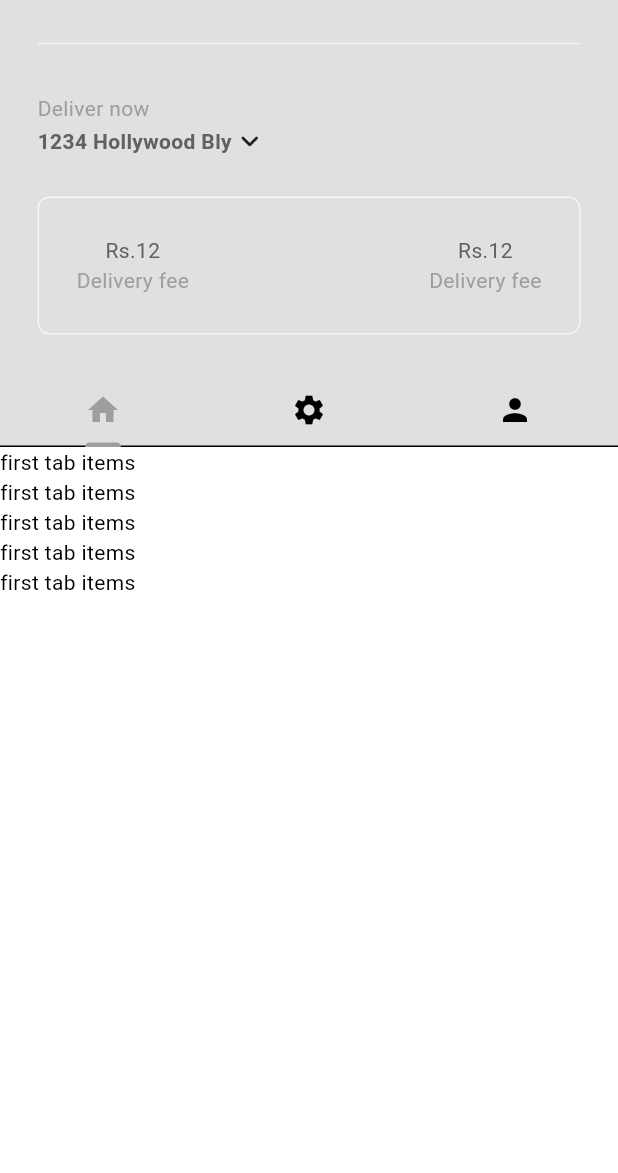
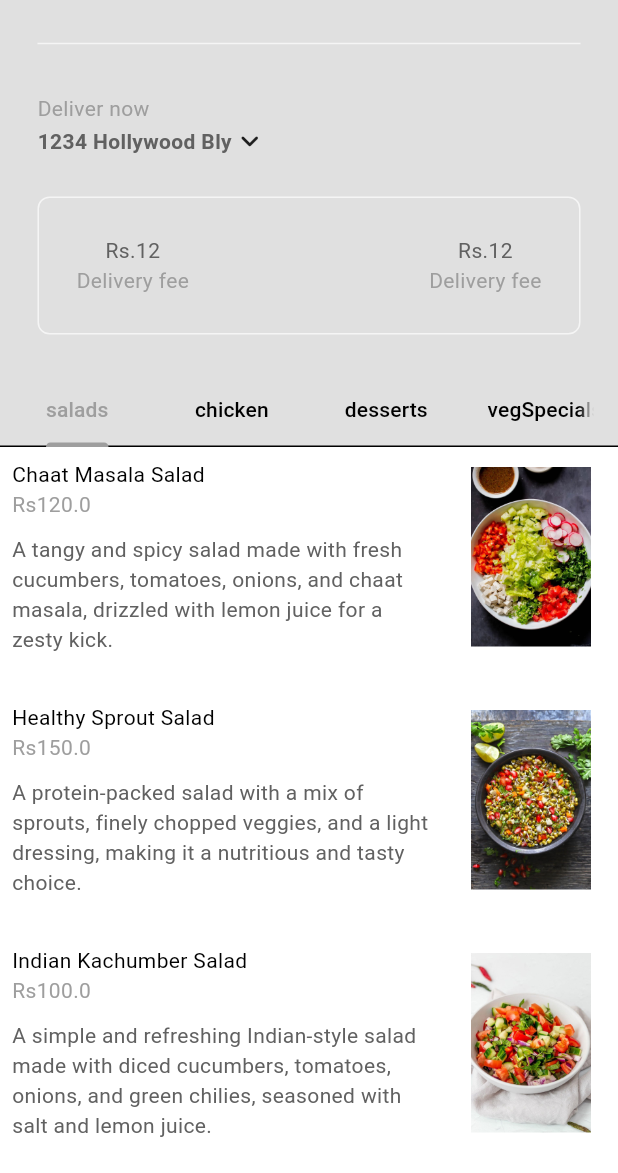
Before and after one commit to Jenicabsarasam/FoodDeliveryApp, a Flutter app: the screen it shows after launch, after a tap on "Sign In", on a phone screen of 412 x 824 dp, the part 63-1236 px from its top. Run offline on Flutter 3.47's test engine with Material 3 defaults, Android fonts, the phone set to English and light mode, and no system bars.

Commit message:
Food page ready

```diff
--- /dev/null
+++ b/lib/components/my_food_tile.dart
@@ -0,0 +1,58 @@
+import 'package:flutter/material.dart';
+import 'package:food_delivery/models/food.dart';
+class FoodTile extends StatelessWidget {
+  final Food food;
+  final void Function()?onTap;
+  const FoodTile({
+    super.key,
+    required this.food,
+    required this.onTap,
+    });
+
+  @override
+  Widget build(BuildContext context) {
+    return Column(
+      children: [
+        GestureDetector(
+          onTap: onTap,
+          child: Padding(
+            padding: const EdgeInsets.all(8.0),
+            child: Row(children: [
+              //text food details
+              Expanded(
+                child:Column(
+                  crossAxisAlignment: CrossAxisAlignment.start,
+                  children: [
+                    Text(food.name),
+                    Text('Rs'+ food.price.toString(),style: TextStyle(color: Theme.of(context).colorScheme.primary,
+                    ),
+                  ),
+                    const SizedBox(height: 10),
+                    Text(
+                      food.description,
+                      style: TextStyle(
+                        color: Theme.of(context).colorScheme.inversePrimary,
+                      ),
+                      ),
+                  ],
+                )
+              ),
+              const SizedBox(width: 15),
+              ClipRRect(
+                borderRadius: BorderRadius.circular(8),
+                child: Image.asset(food.imagePath,height: 120,width: 100),
+                ),
+              ],
+            ),
+          ),
+        ),
+        //divider line
+        Divider(
+          color: Theme.of(context).colorScheme.tertiary,
+          endIndent: 25,
+          indent: 25,
+        )
+      ],
+    );
+  }
+}
--- a/lib/components/my_tab_bar.dart
+++ b/lib/components/my_tab_bar.dart
@@ -1,4 +1,6 @@
+import 'package:flutter/foundation.dart';
 import 'package:flutter/material.dart';
+import 'package:food_delivery/models/food.dart';
 class MyTabBar extends StatelessWidget {
   final TabController tabController;
   const MyTabBar({
@@ -6,25 +8,19 @@ class MyTabBar extends StatelessWidget {
     required this.tabController,
     });
 
+  List<Tab> _buildCategoryTabs(){
+    return FoodCategory.values.map((category){
+      return Tab(
+        text: category.toString().split('.').last,
+      );
+    }).toList();
+  }
   @override
   Widget build(BuildContext context) {
     return Container(
       child: TabBar(
         controller: tabController,
-        tabs: [
-        //1 st tab
-        Tab(
-          icon: Icon(Icons.home),
-        ),
-        //2 nd tab
-        Tab(
-          icon: Icon(Icons.settings),
-        ),
-        //3 rd tab
-        Tab(
-          icon: Icon(Icons.person),
-        ),
-        ],
+        tabs: _buildCategoryTabs(),
       ),
     );
   }
--- a/lib/main.dart
+++ b/lib/main.dart
@@ -1,16 +1,21 @@
 import 'package:flutter/material.dart';
 import 'package:food_delivery/auth/login_or_register.dart';
+import 'package:food_delivery/models/restaurant.dart';
 import 'package:food_delivery/themes/theme_provider.dart';
 import 'package:provider/provider.dart';
 
 
 void main() {
   runApp(
-    ChangeNotifierProvider(
-      create: (context) => ThemeProvider(),
-      child: const MyApp(),
-      )
-    );
+    MultiProvider(providers:[
+    //theme provider
+    ChangeNotifierProvider(create: (context)=>ThemeProvider()),
+    //restaurant provider
+    ChangeNotifierProvider(create: (context)=>Restaurant()),
+  ],
+  child: const MyApp(),
+    ),
+  );
 }
 
 class MyApp extends StatelessWidget {
--- a/lib/models/food.dart
+++ b/lib/models/food.dart
@@ -18,11 +18,11 @@ class Food {
 }
 //food categories
 enum FoodCategory{
-  biriyani,
+ // biriyani,
   salads,
   chicken,
   desserts,
-  vegOptions,
+  vegSpecials,
 }
 //food addons
 class Addon{
--- a/lib/models/restaurant.dart
+++ b/lib/models/restaurant.dart
@@ -1,8 +1,10 @@
+import 'package:flutter/material.dart';
+
 import 'food.dart';
-class Restaurant{
-  List<Food> foodMenu = [
+class Restaurant extends ChangeNotifier{
+  final List<Food> _menu = [
     //biriyani
-    Food(
+   /* Food(
       name: "Authentic Chicken Dum Biriyani",
       description:
           "A traditional and aromatic biriyani made with long-grain basmati rice, succulent chicken, and a blend of rich spices, slow-cooked to perfection in the dum style.",
@@ -64,6 +66,7 @@ class Restaurant{
         Addon(name: "Extra Mutton Piece", price: 50),
       ],
     ),
+  */
     //chicken
   Food(
     name: "Alfam Chicken",
@@ -93,7 +96,7 @@ class Restaurant{
     name: "Chicken Korma",
     description:
         "A rich and creamy chicken curry, slow-cooked with yogurt, nuts, and aromatic spices, perfect with naan or rice.",
-    imagePath: "lib/images/chicken/chicken korma.png",
+    imagePath: "lib/images/chicken/Chicken Korma.jpeg",
     category: FoodCategory.chicken,
     price: 250,
     availableAddons: [
@@ -131,7 +134,7 @@ class Restaurant{
     name: "Banana Split Milkshake",
     description:
         "A creamy and delicious milkshake made with fresh bananas, vanilla ice cream, and chocolate syrup, topped with whipped cream and cherries.",
-    imagePath: "lib/images/dessert/Banana split milkshakes.png",
+    imagePath: "lib/images/dessert/Banana Split Milkshakes.jpeg",
     category: FoodCategory.desserts,
     price: 150,
     availableAddons: [
@@ -143,7 +146,7 @@ class Restaurant{
     name: "Chocolate Cake with Strawberry Filling",
     description:
         "A rich and moist chocolate cake layered with a luscious strawberry filling, topped with a glossy chocolate ganache.",
-    imagePath: "lib/images/dessert/Chocolate cake with Strawberry Filling.png",
+    imagePath: "lib/images/dessert/Chocolate Cake with Strawberry Filling.jpeg",
     category: FoodCategory.desserts,
     price: 280,
     availableAddons: [
@@ -155,7 +158,7 @@ class Restaurant{
     name: "Fruit Custard",
     description:
         "A refreshing and creamy dessert made with chilled custard and a mix of fresh seasonal fruits, lightly sweetened and flavorful.",
-    imagePath: "lib/images/dessert/Fruit Castard.png",
+    imagePath: "lib/images/dessert/Fruit Custard.jpeg",
     category: FoodCategory.desserts,
     price: 180,
     availableAddons: [
@@ -167,7 +170,7 @@ class Restaurant{
     name: "Gulab Jamun",
     description:
         "Soft and spongy deep-fried milk dumplings soaked in aromatic sugar syrup, served warm for a delightful treat.",
-    imagePath: "lib/images/dessert/Gulab Jamun.png",
+    imagePath: "lib/images/dessert/Gulab Jamun.jpeg",
     category: FoodCategory.desserts,
     price: 120,
     availableAddons: [
@@ -179,7 +182,7 @@ class Restaurant{
     name: "Orange Juice",
     description:
         "A fresh and revitalizing drink made with hand-squeezed oranges, packed with vitamin C and natural sweetness.",
-    imagePath: "lib/images/dessert/Orange juice.png",
+    imagePath: "lib/images/dessert/Orange juice.jpeg",
     category: FoodCategory.desserts,
     price: 100,
     availableAddons: [
@@ -255,7 +258,7 @@ class Restaurant{
     description:
         "Crispy cauliflower florets tossed in a spicy and tangy Indo-Chinese sauce, garnished with spring onions.",
     imagePath: "lib/images/vegOptions/gobi manchurian.jpeg",
-    category: FoodCategory.vegOptions,
+    category: FoodCategory.vegSpecials,
     price: 180,
     availableAddons: [
       Addon(name: "Extra Sauce", price: 20),
@@ -267,7 +270,7 @@ class Restaurant{
     description:
         "A simple yet flavorful North Indian dish made with potatoes sautéed in cumin seeds and spices, served hot.",
     imagePath: "lib/images/vegOptions/Jeera Aloo.jpeg",
-    category: FoodCategory.vegOptions,
+    category: FoodCategory.vegSpecials,
     price: 150,
     availableAddons: [
       Addon(name: "Extra Ghee", price: 20),
@@ -279,7 +282,7 @@ class Restaurant{
     description:
         "A crispy South Indian dosa filled with spiced potato masala, served with coconut chutney and sambar.",
     imagePath: "lib/images/vegOptions/masala dosa.jpeg",
-    category: FoodCategory.vegOptions,
+    category: FoodCategory.vegSpecials,
     price: 120,
     availableAddons: [
       Addon(name: "Extra Sambar", price: 15),
@@ -291,7 +294,7 @@ class Restaurant{
     description:
         "A rich and creamy North Indian curry made with paneer cubes in a buttery tomato-based gravy, infused with aromatic spices.",
     imagePath: "lib/images/vegOptions/Paneer Butter Masala.jpeg",
-    category: FoodCategory.vegOptions,
+    category: FoodCategory.vegSpecials,
     price: 220,
     availableAddons: [
       Addon(name: "Extra Butter", price: 25),
@@ -303,24 +306,32 @@ class Restaurant{
     description:
         "A popular Mumbai street food dish made with a spicy mashed vegetable curry served with butter-toasted pav (bread rolls).",
     imagePath: "lib/images/vegOptions/Pav Bhaji.jpeg",
-    category: FoodCategory.vegOptions,
+    category: FoodCategory.vegSpecials,
     price: 140,
     availableAddons: [
       Addon(name: "Extra Butter", price: 20),
       Addon(name: "Extra Pav", price: 15),
     ],
   ),
+  ];
   /* Getters
 
 
   */
+  List<Food> get menu =>_menu;
   /* operations
 
   */
+  //add to cart
+  //remove from cart
+  //get total price of cart
+  //get total number of items in cart
+  //clear cart
   /* Helpers
 
 
   */
+  //generate a receipt
 
-  ];
+
 }
--- a/lib/pages/home_page.dart
+++ b/lib/pages/home_page.dart
@@ -2,8 +2,13 @@ import 'package:flutter/material.dart';
 import 'package:food_delivery/components/my_current_location.dart';
 import 'package:food_delivery/components/my_description_box.dart';
 import 'package:food_delivery/components/my_drawer.dart';
+import 'package:food_delivery/components/my_food_tile.dart';
 import 'package:food_delivery/components/my_silver_app_bar.dart';
 import 'package:food_delivery/components/my_tab_bar.dart';
+import 'package:food_delivery/models/food.dart';
+import 'package:food_delivery/models/restaurant.dart';
+import 'package:food_delivery/pages/food_page.dart';
+import 'package:provider/provider.dart';
 
 class HomePage extends StatefulWidget {
   const HomePage({super.key});
@@ -19,18 +24,44 @@ class _HomePageState extends State<HomePage> with SingleTickerProviderStateMixin
   @override
   void initState(){
     super.initState();
-    _tabController=TabController(length: 3, vsync: this);
+    _tabController=TabController(length: FoodCategory.values.length, vsync: this);
   }
   @override
   void dispose(){
     _tabController.dispose();
     super.dispose();
   }
+  List<Food> _fillerMenuByCategory(FoodCategory category,List<Food> fullMenu){
+    return fullMenu.where((food)=>food.category==category).toList();
+  }
+  //return list of foods in given category
+  List<Widget> getFoodInThisCategory(List<Food> fullMenu){
+    return FoodCategory.values.map((category){
+      List <Food> categoryMenu=_fillerMenuByCategory(category, fullMenu);
+      return ListView.builder(
+        itemCount: categoryMenu.length,
+        physics: const NeverScrollableScrollPhysics(),
+        padding: EdgeInsets.zero,
+        itemBuilder: (context,index){
+          final food=categoryMenu[index];
+          return FoodTile(
+            food: food,
+            onTap:()=>Navigator.push(
+              context,
+              MaterialPageRoute(
+                builder: (context)=>FoodPage(food: food),
+            ),
+          ),
+          );
+        },
+      );
+    }).toList();
+  }
 
   @override
   Widget build(BuildContext context) {
     return Scaffold(
-        drawer: MyDrawer(),
+        drawer: const MyDrawer(),
         body: NestedScrollView(
           headerSliverBuilder:(context,innerBoxisScrolled)=>[
             MySilverAppBar(
@@ -53,23 +84,10 @@ class _HomePageState extends State<HomePage> with SingleTickerProviderStateMixin
               ),
             ),
           ],
-          body: TabBarView(
+          body: Consumer<Restaurant>(builder: (context, restaurant, child) => TabBarView(
             controller: _tabController,
-            children: [
-              ListView.builder(
-                itemCount: 5,
-                itemBuilder: (context,index)=>Text("first tab items"),
-                ),
-              ListView.builder(
-                itemCount: 5,
-                itemBuilder: (context,index)=>Text("second tab items"),
-                ),
-              ListView.builder(
-                itemCount: 5,
-                itemBuilder: (context,index)=>Text("third tab items"),
-                ),
-              ]
-          ),
+            children: getFoodInThisCategory(restaurant.menu),
+          ),),
         ),
     );
   }
```
Also changed, not shown: lib/pages/food_page.dart (added, +97 -0 lines).
